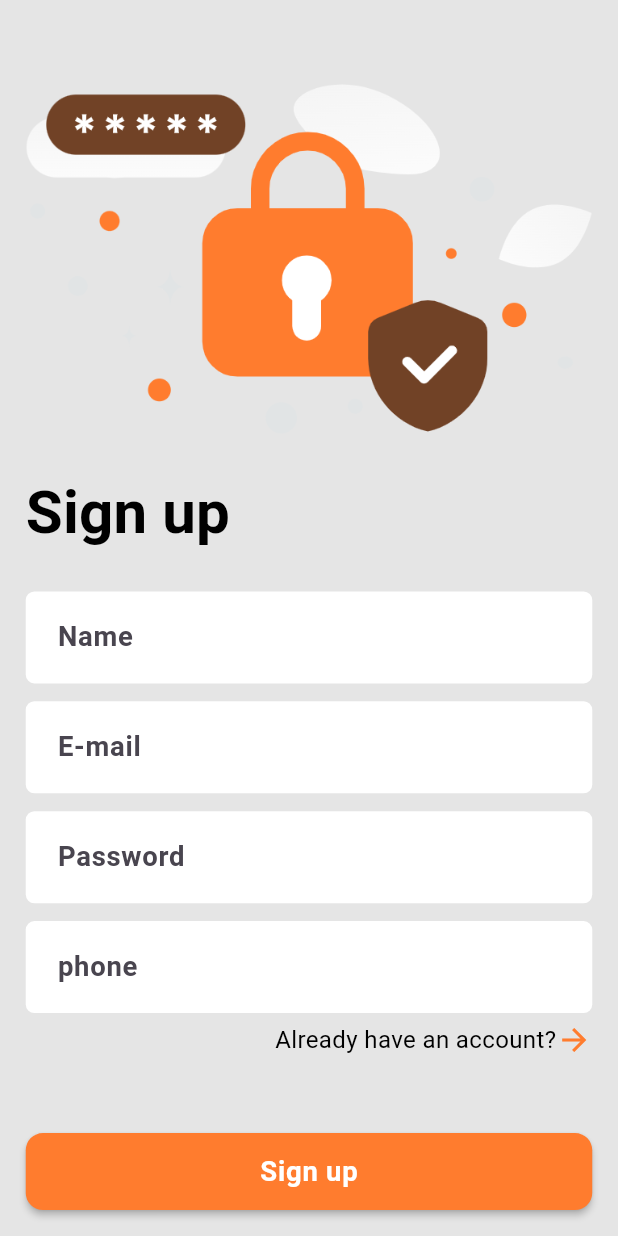
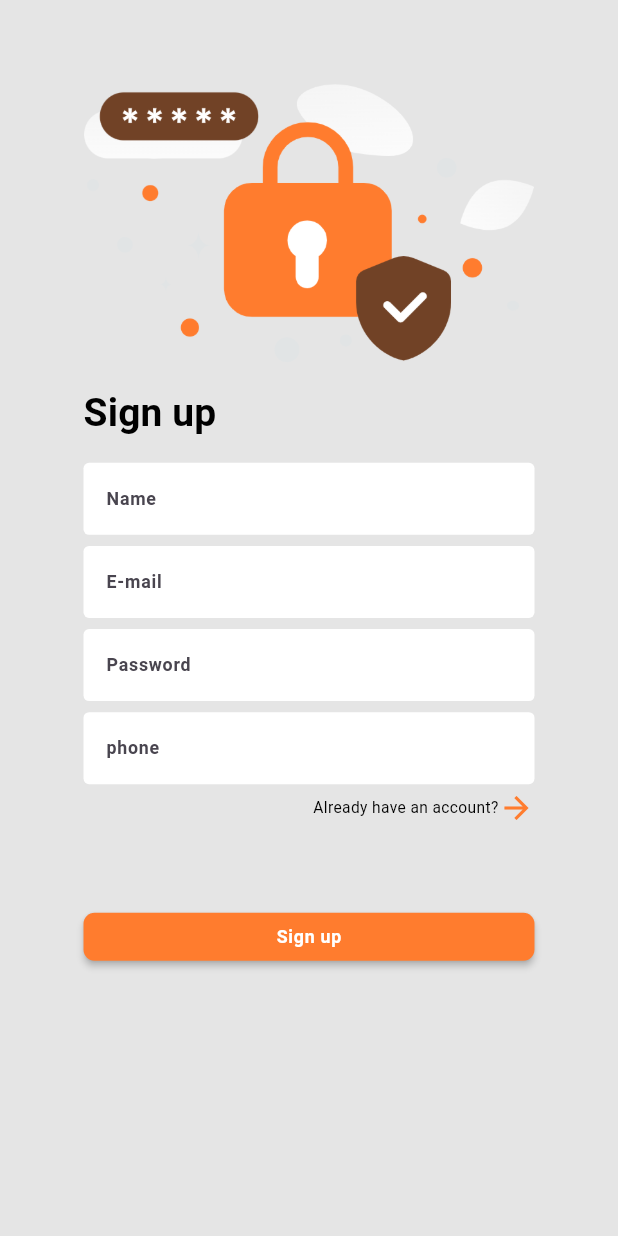
Before and after one commit to alaa747474/goo-store-app, a Flutter app: the screen it shows after launch, on a phone screen of 412 x 824 dp. Run offline on Flutter 3.47's test engine with Material 3 defaults, Android fonts, the phone set to English and light mode, and no system bars; our stand-ins replace bloc, carousel_slider, dartz, dio, firebase_core, firebase_messaging and 9 more; accounts and stored records are empty.

Commit message:
sub commit

```diff
--- a/lib/main.dart
+++ b/lib/main.dart
@@ -37,7 +37,7 @@ class MyApp extends StatelessWidget {
   @override
   Widget build(BuildContext context) {
     return ScreenUtilInit(
-      designSize: const Size(360, 690),
+      designSize: const Size(111, 1111),
       minTextAdapt: true,
       splitScreenMode: true,
       builder: (context, child) {
```
Also changed, not shown: pubspec.lock, 6 other files.
